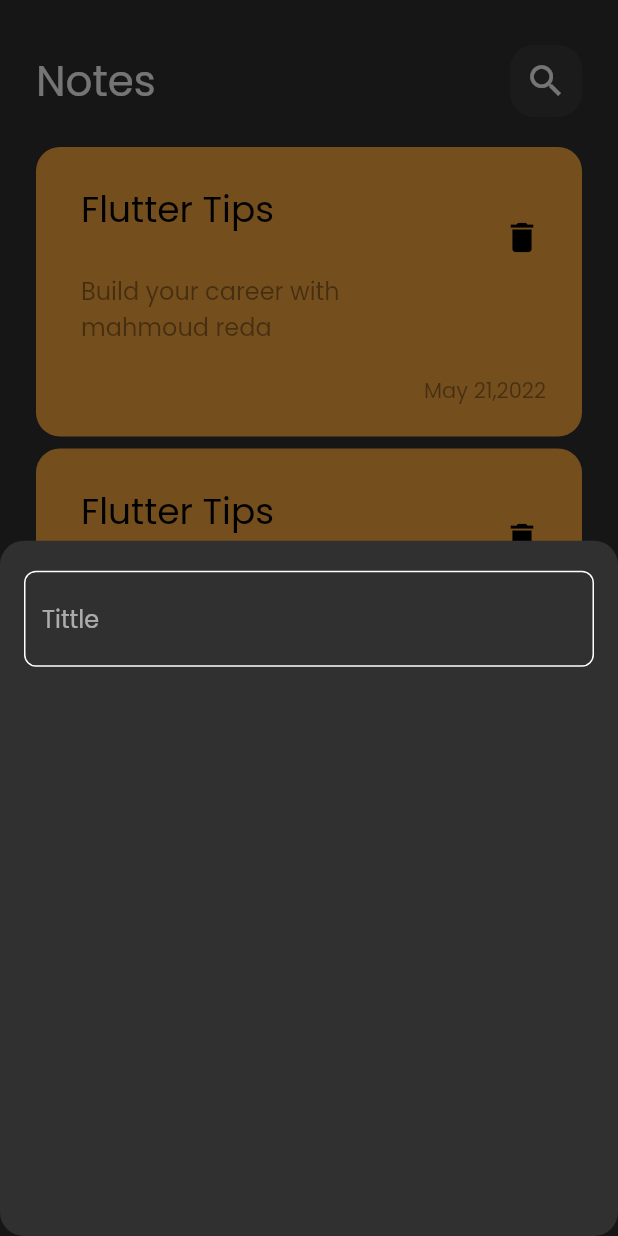
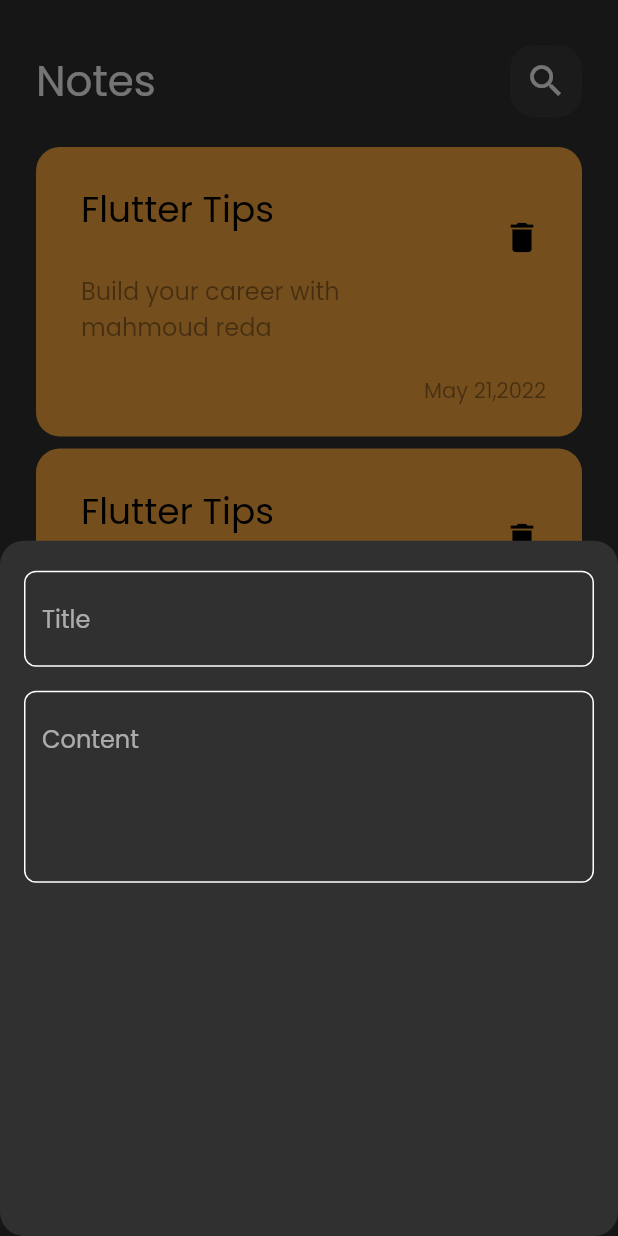
Before and after one commit to mahmoudrhamza20/notes_app, a Flutter app: the screen it shows after launch, after a tap on the "add" icon, on a phone screen of 412 x 824 dp. Run offline on Flutter 3.47's test engine with Material 2 defaults, Android fonts, the phone set to English and light mode, and no system bars.

Commit message:
create edit note view

```diff
--- a/lib/views/widgets/custom_bottom_sheet.dart
+++ b/lib/views/widgets/custom_bottom_sheet.dart
@@ -1,7 +1,4 @@
-
 import 'package:flutter/material.dart';
-import 'package:notes_app/constants.dart';
-
 import 'custom_text_field.dart';
 
 class AddNoteBottomSheet extends StatelessWidget {
@@ -14,7 +11,14 @@ class AddNoteBottomSheet extends StatelessWidget {
       child: Column(
         children: const [
           SizedBox(height: 20,),
-          CustomTextField(),
+          CustomTextField(
+            hint: 'Title',
+          ),
+          SizedBox(height: 16,),
+          CustomTextField(
+            hint: 'Content',
+            maxLines: 4,
+          ),
         ],
       ),
     );
--- a/lib/views/widgets/custom_note_item.dart
+++ b/lib/views/widgets/custom_note_item.dart
@@ -1,12 +1,16 @@
-
 import 'package:flutter/material.dart';
+import 'edit_note_view_body.dart';
 
 class CustomNoteItem extends StatelessWidget {
   const CustomNoteItem({Key? key}) : super(key: key);
 
   @override
   Widget build(BuildContext context) {
-    return Container(
+    return InkWell(
+      onTap: (){
+        Navigator.push(context, MaterialPageRoute(builder: (context) => const EditNoteViewBody(),));
+      },
+      child: Container(
         padding: const EdgeInsets.only(top: 20,bottom: 20,left: 14),
         decoration: BoxDecoration(
           color: Colors.orangeAccent,
@@ -34,6 +38,7 @@ class CustomNoteItem extends StatelessWidget {
         ),
 
 
+      ),
     );
   }
 }
--- a/lib/views/widgets/custom_text_field.dart
+++ b/lib/views/widgets/custom_text_field.dart
@@ -1,28 +1,30 @@
-
 import 'package:flutter/material.dart';
 
 import '../../constants.dart';
 
 class CustomTextField extends StatelessWidget {
-  const CustomTextField({Key? key}) : super(key: key);
+  const CustomTextField({Key? key, required this.hint, this.maxLines = 1}) : super(key: key);
+
+  final String hint;
+  final int maxLines;
 
   @override
   Widget build(BuildContext context) {
-    return  TextField(
+    return TextField(
+      maxLines: maxLines,
       cursorColor: kPrimaryColor,
       decoration: InputDecoration(
-          hintText: 'Tittle',
+          hintText: hint,
           border: buildOutlineBorder(),
           enabledBorder: buildOutlineBorder(),
-          focusedBorder: buildOutlineBorder(kPrimaryColor)
-      ),
+          focusedBorder: buildOutlineBorder(kPrimaryColor)),
     );
   }
 
-  OutlineInputBorder buildOutlineBorder([ color]) {
+  OutlineInputBorder buildOutlineBorder([color]) {
     return OutlineInputBorder(
       borderRadius: BorderRadius.circular(8),
-      borderSide:  BorderSide(color: color ?? Colors.white),
+      borderSide: BorderSide(color: color ?? Colors.white),
     );
   }
 }
```
Also changed, not shown: lib/views/edite_note_view.dart (added, +10 -0 lines), lib/views/widgets/edit_note_view_body.dart (added, +9 -0 lines). Lines whose indentation alone changed are shown as unchanged.
